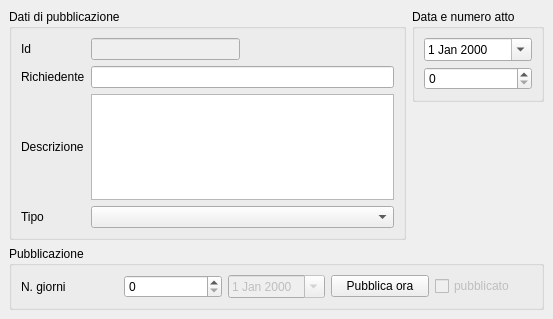
The window that src/com/axiastudio/suite/pubblicazioni/forms/pubblicazione.ui (tizianolattisi/suitegda) describes before a commit, drawn with Qt 5.
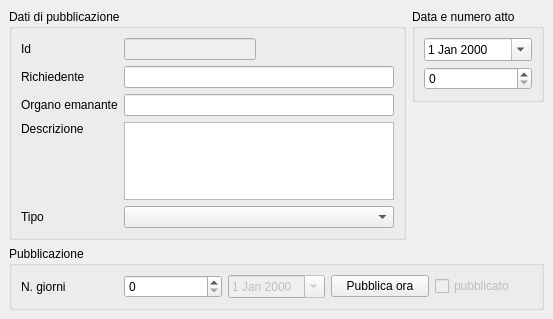
The same window after the commit. Custom widgets are drawn as their Qt base class.

Commit message: Gestione organo emanante.

```diff
--- a/src/com/axiastudio/suite/pubblicazioni/forms/pubblicazione.ui
+++ b/src/com/axiastudio/suite/pubblicazioni/forms/pubblicazione.ui
@@ -21,19 +21,6 @@
        <string>Dati di pubblicazione</string>
       </property>
       <layout class="QGridLayout" name="gridLayout">
-       <item row="0" column="2">
-        <spacer name="horizontalSpacer">
-         <property name="orientation">
-          <enum>Qt::Horizontal</enum>
-         </property>
-         <property name="sizeHint" stdset="0">
-          <size>
-           <width>125</width>
-           <height>20</height>
-          </size>
-         </property>
-        </spacer>
-       </item>
        <item row="0" column="0">
         <widget class="QLabel" name="label">
          <property name="text">
@@ -41,7 +28,7 @@
          </property>
         </widget>
        </item>
-       <item row="0" column="1">
+       <item row="0" column="2">
         <widget class="QLineEdit" name="lineEdit">
          <property name="enabled">
           <bool>false</bool>
@@ -51,42 +38,82 @@
          </property>
         </widget>
        </item>
-       <item row="2" column="1" colspan="2">
-        <widget class="QTextEdit" name="textEdit">
-         <property name="column" stdset="0">
-          <string>descrizione</string>
+       <item row="0" column="3">
+        <spacer name="horizontalSpacer">
+         <property name="orientation">
+          <enum>Qt::Horizontal</enum>
          </property>
-        </widget>
+         <property name="sizeHint" stdset="0">
+          <size>
+           <width>125</width>
+           <height>20</height>
+          </size>
+         </property>
+        </spacer>
        </item>
-       <item row="3" column="0">
-        <widget class="QLabel" name="label_4">
+       <item row="1" column="0">
+        <widget class="QLabel" name="label_5">
          <property name="text">
-          <string>Tipo</string>
+          <string>Richiedente</string>
          </property>
         </widget>
        </item>
-       <item row="1" column="1" colspan="2">
+       <item row="1" column="2" colspan="2">
         <widget class="QLineEdit" name="lineEdit_3">
          <property name="column" stdset="0">
           <string>richiedente</string>
          </property>
         </widget>
        </item>
-       <item row="2" column="0">
+       <item row="2" column="0" colspan="2">
+        <widget class="QLabel" name="label_2">
+         <property name="text">
+          <string>Organo emanante</string>
+         </property>
+        </widget>
+       </item>
+       <item row="2" column="2" colspan="2">
+        <widget class="QLineEdit" name="lineEdit_4">
+         <property name="column" stdset="0">
+          <string>organo</string>
+         </property>
+        </widget>
+       </item>
+       <item row="3" column="0">
         <widget class="QLabel" name="label_3">
          <property name="text">
           <string>Descrizione</string>
          </property>
         </widget>
        </item>
-       <item row="1" column="0">
-        <widget class="QLabel" name="label_5">
+       <item row="3" column="2" rowspan="2" colspan="2">
+        <widget class="QTextEdit" name="textEdit">
+         <property name="column" stdset="0">
+          <string>descrizione</string>
+         </property>
+        </widget>
+       </item>
+       <item row="4" column="1">
+        <spacer name="verticalSpacer_2">
+         <property name="orientation">
+          <enum>Qt::Vertical</enum>
+         </property>
+         <property name="sizeHint" stdset="0">
+          <size>
+           <width>20</width>
+           <height>29</height>
+          </size>
+         </property>
+        </spacer>
+       </item>
+       <item row="5" column="0">
+        <widget class="QLabel" name="label_4">
          <property name="text">
-          <string>Richiedente</string>
+          <string>Tipo</string>
          </property>
         </widget>
        </item>
-       <item row="3" column="1" colspan="2">
+       <item row="5" column="2" colspan="2">
         <widget class="com.axiastudio.pypapi.ui.widgets.PyPaPiComboBox" name="comboBox">
          <property name="column" stdset="0">
           <string>tipoattopubblicazione</string>
```
The commit also changes 3 other files.
